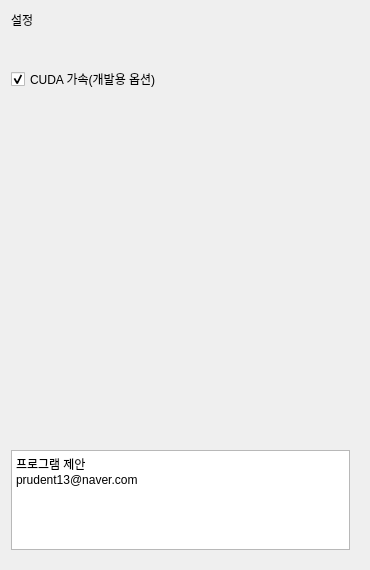
Before: the Qt Designer form rsc/ui/settings.ui in polnet13/kimAI, drawn with Qt 5.
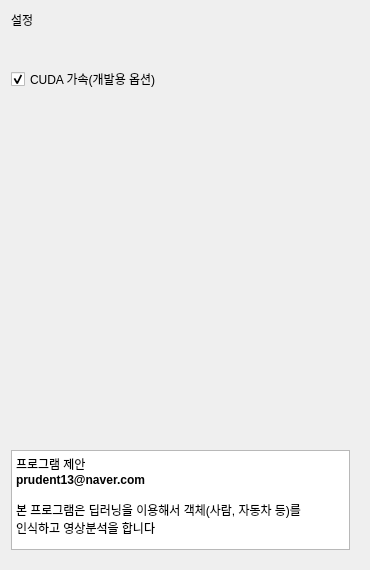
After: the same form once the commit is applied.

What changed in the file:
```diff
--- a/rsc/ui/settings.ui
+++ b/rsc/ui/settings.ui
@@ -122,7 +122,9 @@
 p, li { white-space: pre-wrap; }
 &lt;/style&gt;&lt;/head&gt;&lt;body style=&quot; font-family:'Gulim'; font-size:9pt; font-weight:400; font-style:normal;&quot;&gt;
 &lt;p style=&quot; margin-top:0px; margin-bottom:0px; margin-left:0px; margin-right:0px; -qt-block-indent:0; text-indent:0px;&quot;&gt;프로그램 제안 &lt;/p&gt;
-&lt;p style=&quot; margin-top:0px; margin-bottom:0px; margin-left:0px; margin-right:0px; -qt-block-indent:0; text-indent:0px;&quot;&gt;prudent13@naver.com&lt;/p&gt;&lt;/body&gt;&lt;/html&gt;</string>
+&lt;p style=&quot; margin-top:0px; margin-bottom:0px; margin-left:0px; margin-right:0px; -qt-block-indent:0; text-indent:0px;&quot;&gt;&lt;span style=&quot; font-weight:600;&quot;&gt;prudent13@naver.com&lt;/span&gt;&lt;/p&gt;
+&lt;p style=&quot;-qt-paragraph-type:empty; margin-top:0px; margin-bottom:0px; margin-left:0px; margin-right:0px; -qt-block-indent:0; text-indent:0px;&quot;&gt;&lt;br /&gt;&lt;/p&gt;
+&lt;p style=&quot; margin-top:0px; margin-bottom:0px; margin-left:0px; margin-right:0px; -qt-block-indent:0; text-indent:0px;&quot;&gt;본 프로그램은 딥러닝을 이용해서 객체(사람, 자동차 등)를 인식하고 영상분석을 합니다&lt;/p&gt;&lt;/body&gt;&lt;/html&gt;</string>
       </property>
      </widget>
     </item>
```
